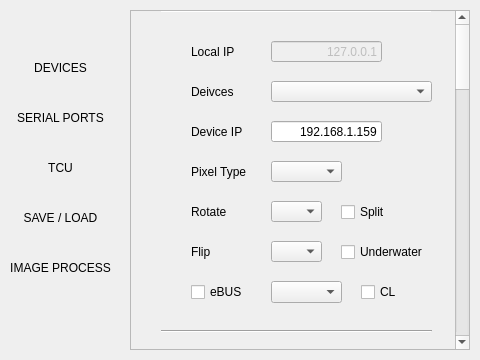
Old version of the form src/visual/preferences.ui in the repository yilp7/img_proc_demo.
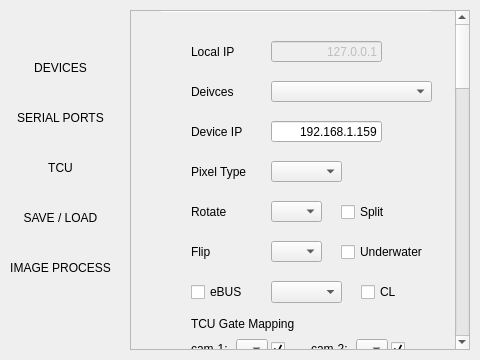
New version of the form. Custom widgets are drawn as their Qt base class.

The edit to the form file:
```diff
--- a/src/visual/preferences.ui
+++ b/src/visual/preferences.ui
@@ -510,22 +510,22 @@
     <property name="geometry">
      <rect>
       <x>0</x>
-      <y>0</y>
+      <y>-1312</y>
       <width>324</width>
-      <height>1620</height>
+      <height>1650</height>
      </rect>
     </property>
     <property name="minimumSize">
      <size>
       <width>320</width>
-      <height>1620</height>
+      <height>1650</height>
      </size>
     </property>
     <widget class="Line" name="SEP_1">
      <property name="geometry">
       <rect>
        <x>30</x>
-       <y>310</y>
+       <y>380</y>
        <width>271</width>
        <height>20</height>
       </rect>
@@ -579,7 +579,7 @@
        <x>20</x>
        <y>10</y>
        <width>291</width>
-       <height>301</height>
+       <height>381</height>
       </rect>
      </property>
      <property name="frameShape">
@@ -803,12 +803,181 @@
        </rect>
       </property>
      </widget>
+     <widget class="QLabel" name="TCU_GATE_LABEL">
+      <property name="geometry">
+       <rect>
+        <x>40</x>
+        <y>295</y>
+        <width>120</width>
+        <height>16</height>
+       </rect>
+      </property>
+      <property name="text">
+       <string>TCU Gate Mapping</string>
+      </property>
+     </widget>
+     <widget class="QLabel" name="CAM_1_LABEL">
+      <property name="geometry">
+       <rect>
+        <x>40</x>
+        <y>320</y>
+        <width>40</width>
+        <height>16</height>
+       </rect>
+      </property>
+      <property name="text">
+       <string>cam-1:</string>
+      </property>
+     </widget>
+     <widget class="QComboBox" name="GATE_1_COMBO">
+      <property name="geometry">
+       <rect>
+        <x>85</x>
+        <y>318</y>
+        <width>32</width>
+        <height>21</height>
+       </rect>
+      </property>
+     </widget>
+     <widget class="QCheckBox" name="CAM_1_ENABLE_CHK">
+      <property name="geometry">
+       <rect>
+        <x>120</x>
+        <y>318</y>
+        <width>21</width>
+        <height>21</height>
+       </rect>
+      </property>
+      <property name="checked">
+       <bool>true</bool>
+      </property>
+      <property name="text">
+       <string/>
+      </property>
+     </widget>
+     <widget class="QLabel" name="CAM_2_LABEL">
+      <property name="geometry">
+       <rect>
+        <x>160</x>
+        <y>320</y>
+        <width>40</width>
+        <height>16</height>
+       </rect>
+      </property>
+      <property name="text">
+       <string>cam-2:</string>
+      </property>
+     </widget>
+     <widget class="QComboBox" name="GATE_2_COMBO">
+      <property name="geometry">
+       <rect>
+        <x>205</x>
+        <y>318</y>
+        <width>32</width>
+        <height>21</height>
+       </rect>
+      </property>
+     </widget>
+     <widget class="QCheckBox" name="CAM_2_ENABLE_CHK">
+      <property name="geometry">
+       <rect>
+        <x>240</x>
+        <y>318</y>
+        <width>21</width>
+        <height>21</height>
+       </rect>
+      </property>
+      <property name="checked">
+       <bool>true</bool>
+      </property>
+      <property name="text">
+       <string/>
+      </property>
+     </widget>
+     <widget class="QLabel" name="CAM_3_LABEL">
+      <property name="geometry">
+       <rect>
+        <x>40</x>
+        <y>345</y>
+        <width>40</width>
+        <height>16</height>
+       </rect>
+      </property>
+      <property name="text">
+       <string>cam-3:</string>
+      </property>
+     </widget>
+     <widget class="QComboBox" name="GATE_3_COMBO">
+      <property name="geometry">
+       <rect>
+        <x>85</x>
+        <y>343</y>
+        <width>32</width>
+        <height>21</height>
+       </rect>
+      </property>
+     </widget>
+     <widget class="QCheckBox" name="CAM_3_ENABLE_CHK">
+      <property name="geometry">
+       <rect>
+        <x>120</x>
+        <y>343</y>
+        <width>21</width>
+        <height>21</height>
+       </rect>
+      </property>
+      <property name="checked">
+       <bool>true</bool>
+      </property>
+      <property name="text">
+       <string/>
+      </property>
+     </widget>
+     <widget class="QLabel" name="CAM_4_LABEL">
+      <property name="geometry">
+       <rect>
+        <x>160</x>
+        <y>345</y>
+        <width>40</width>
+        <height>16</height>
+       </rect>
+      </property>
+      <property name="text">
+       <string>cam-4:</string>
+      </property>
+     </widget>
+     <widget class="QComboBox" name="GATE_4_COMBO">
+      <property name="geometry">
+       <rect>
+        <x>205</x>
+        <y>343</y>
+        <width>32</width>
+        <height>21</height>
+       </rect>
+      </property>
+     </widget>
+     <widget class="QCheckBox" name="CAM_4_ENABLE_CHK">
+      <property name="geometry">
+       <rect>
+        <x>240</x>
+        <y>343</y>
+        <width>21</width>
+        <height>21</height>
+       </rect>
+      </property>
+      <property name="checked">
+       <bool>true</bool>
+      </property>
+      <property name="text">
+       <string/>
+      </property>
+     </widget>
     </widget>
     <widget class="QFrame" name="SERIAL_PORTS_GRP">
      <property name="geometry">
       <rect>
        <x>20</x>
-       <y>330</y>
+       <y>390</y>
        <width>291</width>
        <height>231</height>
       </rect>
```
Left out of the diff: 10 changed lines with no effect on the pictures.
